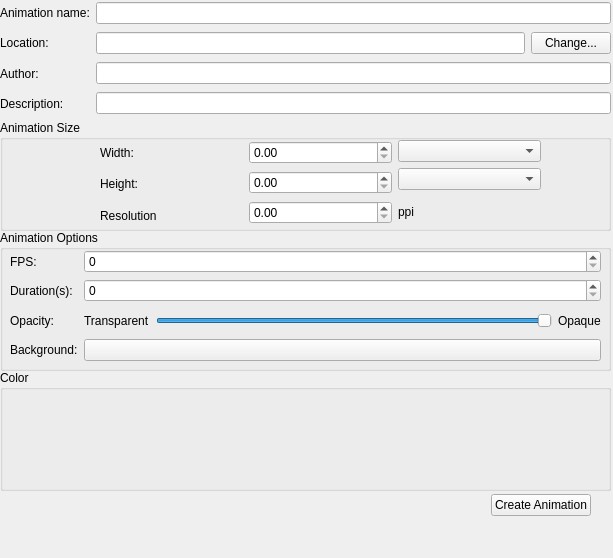
Old version of the form krita/ui/forms/wdganimationselector.ui in the repository KDE/krita.
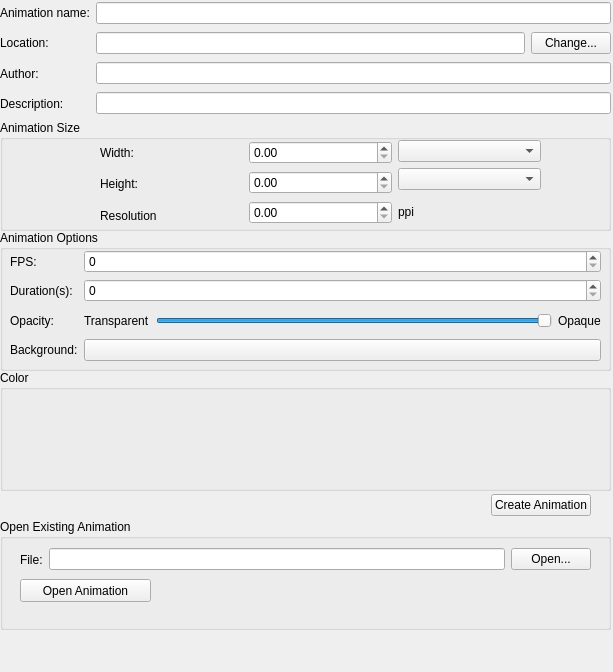
New version of the form. Custom widgets are drawn as their Qt base class.

What changed in the file:
```diff
--- a/krita/ui/forms/wdganimationselector.ui
+++ b/krita/ui/forms/wdganimationselector.ui
@@ -7,7 +7,7 @@
     <x>0</x>
     <y>0</y>
     <width>613</width>
-    <height>558</height>
+    <height>672</height>
    </rect>
   </property>
   <property name="windowTitle">
@@ -340,6 +340,61 @@
     </item>
    </layout>
   </widget>
+  <widget class="QGroupBox" name="groupBox_4">
+   <property name="geometry">
+    <rect>
+     <x>0</x>
+     <y>519</y>
+     <width>611</width>
+     <height>111</height>
+    </rect>
+   </property>
+   <property name="title">
+    <string>Open Existing Animation</string>
+   </property>
+   <widget class="QPushButton" name="btnOpen">
+    <property name="geometry">
+     <rect>
+      <x>20</x>
+      <y>60</y>
+      <width>131</width>
+      <height>23</height>
+     </rect>
+    </property>
+    <property name="text">
+     <string>Open Animation</string>
+    </property>
+   </widget>
+   <widget class="QWidget" name="horizontalLayoutWidget_5">
+    <property name="geometry">
+     <rect>
+      <x>20</x>
+      <y>20</y>
+      <width>571</width>
+      <height>41</height>
+     </rect>
+    </property>
+    <layout class="QHBoxLayout" name="horizontalLayout_5">
+     <item>
+      <widget class="QLabel" name="lblFile">
+       <property name="text">
+        <string>File:</string>
+       </property>
+      </widget>
+     </item>
+     <item>
+      <widget class="QLineEdit" name="txtOpenFile"/>
+     </item>
+     <item>
+      <widget class="QPushButton" name="btnSelectFile">
+       <property name="text">
+        <string>Open...</string>
+       </property>
+      </widget>
+     </item>
+    </layout>
+   </widget>
+  </widget>
  </widget>
  <customwidgets>
   <customwidget>
```
